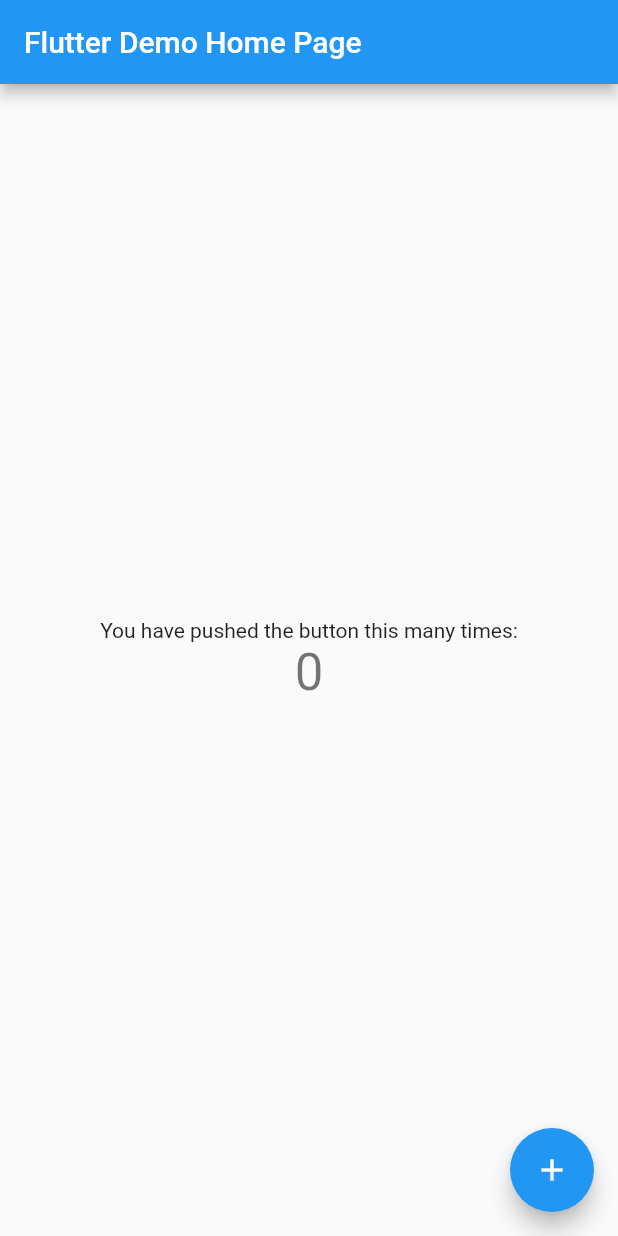
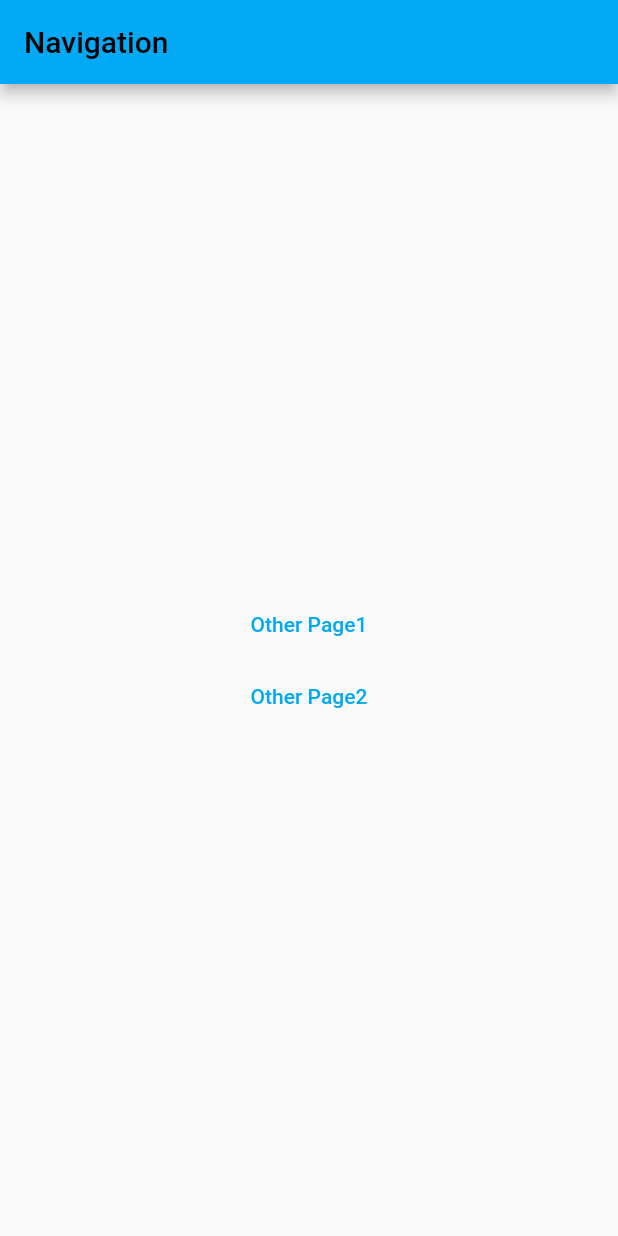
Before and after one commit to lukajincharadze/flutter-project02, a Flutter app: the screen it shows after launch, on a phone screen of 412 x 824 dp. Run offline on Flutter 3.47's test engine with Material 2 defaults, Android fonts, the phone set to English and light mode, and no system bars.

Commit message:
Update main.dart

```diff
--- a/lib/main.dart
+++ b/lib/main.dart
@@ -7,109 +7,100 @@ void main() {
 class MyApp extends StatelessWidget {
   const MyApp({super.key});
 
-  // This widget is the root of your application.
   @override
   Widget build(BuildContext context) {
     return MaterialApp(
       title: 'Flutter Demo',
       theme: ThemeData(
-        // This is the theme of your application.
-        //
-        // Try running your application with "flutter run". You'll see the
-        // application has a blue toolbar. Then, without quitting the app, try
-        // changing the primarySwatch below to Colors.green and then invoke
-        // "hot reload" (press "r" in the console where you ran "flutter run",
-        // or simply save your changes to "hot reload" in a Flutter IDE).
-        // Notice that the counter didn't reset back to zero; the application
-        // is not restarted.
-        primarySwatch: Colors.blue,
+        primarySwatch: Colors.lightBlue,
       ),
-      home: const MyHomePage(title: 'Flutter Demo Home Page'),
+      home: HomePage(),
     );
   }
 }
 
-class MyHomePage extends StatefulWidget {
-  const MyHomePage({super.key, required this.title});
-
-  // This widget is the home page of your application. It is stateful, meaning
-  // that it has a State object (defined below) that contains fields that affect
-  // how it looks.
-
-  // This class is the configuration for the state. It holds the values (in this
-  // case the title) provided by the parent (in this case the App widget) and
-  // used by the build method of the State. Fields in a Widget subclass are
-  // always marked "final".
-
-  final String title;
-
-  @override
-  State<MyHomePage> createState() => _MyHomePageState();
-}
-
-class _MyHomePageState extends State<MyHomePage> {
-  int _counter = 0;
-
-  void _incrementCounter() {
-    setState(() {
-      // This call to setState tells the Flutter framework that something has
-      // changed in this State, which causes it to rerun the build method below
-      // so that the display can reflect the updated values. If we changed
-      // _counter without calling setState(), then the build method would not be
-      // called again, and so nothing would appear to happen.
-      _counter++;
-    });
-  }
+class HomePage extends StatelessWidget {
+  const HomePage({Key? key}) : super(key: key);
 
   @override
   Widget build(BuildContext context) {
-    // This method is rerun every time setState is called, for instance as done
-    // by the _incrementCounter method above.
-    //
-    // The Flutter framework has been optimized to make rerunning build methods
-    // fast, so that you can just rebuild anything that needs updating rather
-    // than having to individually change instances of widgets.
     return Scaffold(
       appBar: AppBar(
-        // Here we take the value from the MyHomePage object that was created by
-        // the App.build method, and use it to set our appbar title.
-        title: Text(widget.title),
+        title: Text("Navigation"),
       ),
       body: Center(
-        // Center is a layout widget. It takes a single child and positions it
-        // in the middle of the parent.
         child: Column(
-          // Column is also a layout widget. It takes a list of children and
-          // arranges them vertically. By default, it sizes itself to fit its
-          // children horizontally, and tries to be as tall as its parent.
-          //
-          // Invoke "debug painting" (press "p" in the console, choose the
-          // "Toggle Debug Paint" action from the Flutter Inspector in Android
-          // Studio, or the "Toggle Debug Paint" command in Visual Studio Code)
-          // to see the wireframe for each widget.
-          //
-          // Column has various properties to control how it sizes itself and
-          // how it positions its children. Here we use mainAxisAlignment to
-          // center the children vertically; the main axis here is the vertical
-          // axis because Columns are vertical (the cross axis would be
-          // horizontal).
           mainAxisAlignment: MainAxisAlignment.center,
-          children: <Widget>[
-            const Text(
-              'You have pushed the button this many times:',
+          children: [
+            TextButton(
+              onPressed: () {
+                Navigator.of(context)
+                    .push(MaterialPageRoute(builder: (context) => OtherPage1()));
+              },
+              child: Text("Other Page1"),
             ),
-            Text(
-              '$_counter',
-              style: Theme.of(context).textTheme.headline4,
+            TextButton(
+              onPressed: () {
+                Navigator.of(context)
+                    .push(MaterialPageRoute(builder: (context) => OtherPage2()));
+              },
+              child: Text("Other Page2"),
             ),
           ],
         ),
       ),
-      floatingActionButton: FloatingActionButton(
-        onPressed: _incrementCounter,
-        tooltip: 'Increment',
-        child: const Icon(Icons.add),
-      ), // This trailing comma makes auto-formatting nicer for build methods.
     );
   }
 }
+
+class OtherPage1 extends StatelessWidget {
+  const OtherPage1({Key? key}) : super(key: key);
+
+  @override
+  Widget build(BuildContext context) {
+    return Scaffold(
+      appBar: AppBar(
+        title: Text("Other Page"),
+        automaticallyImplyLeading: false,
+      ),
+      body: Center(
+        child: Column(
+          mainAxisAlignment: MainAxisAlignment.center,
+          children: [
+            Text("First Page"),
+            TextButton(onPressed: () {
+              Navigator.of(context).pop();
+            }, child: Text("Go back")),
+          ],
+        ),
+      ),
+    );
+  }
+}
+
+
+class OtherPage2 extends StatelessWidget {
+  const OtherPage2({Key? key}) : super(key: key);
+
+  @override
+  Widget build(BuildContext context) {
+    return Scaffold(
+      appBar: AppBar(
+        title: Text("Other Page2"),
+        automaticallyImplyLeading: false,
+
+      ),
+      body: Center(
+        child: Column(
+          mainAxisAlignment: MainAxisAlignment.center,
+          children: [
+            Text("Second Page"),
+            TextButton(onPressed: () {
+              Navigator.of(context).pop();
+            }, child: Text("Go back")),
+          ],
+        ),
+      ),
+    );
+  }
+}
```
